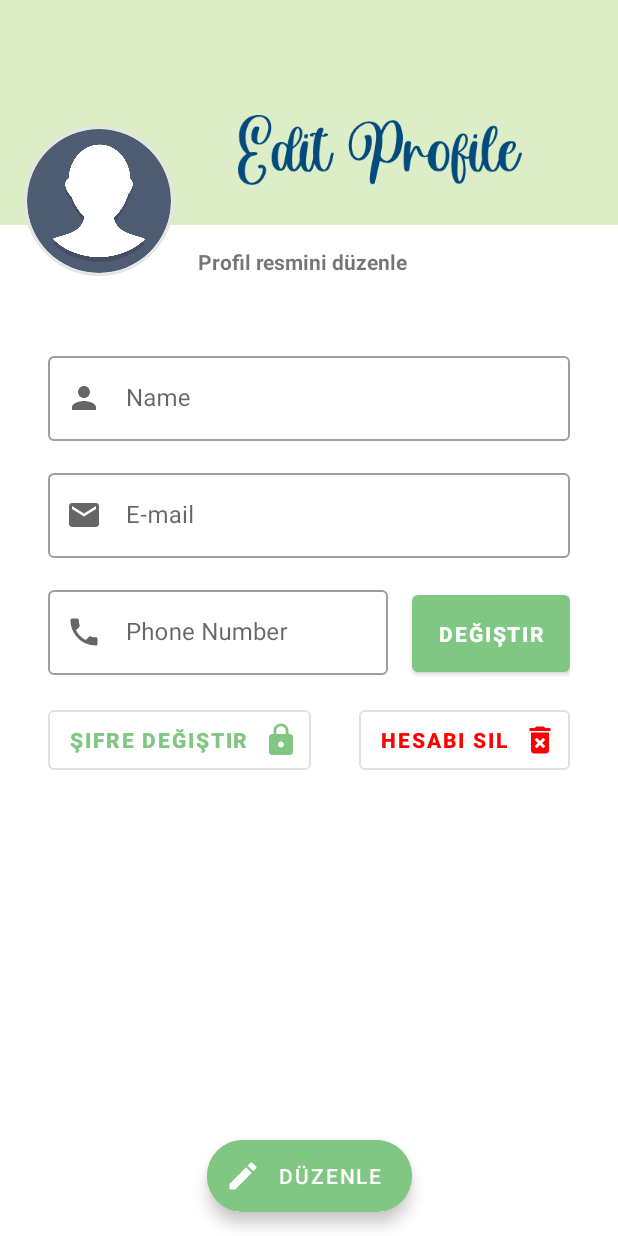
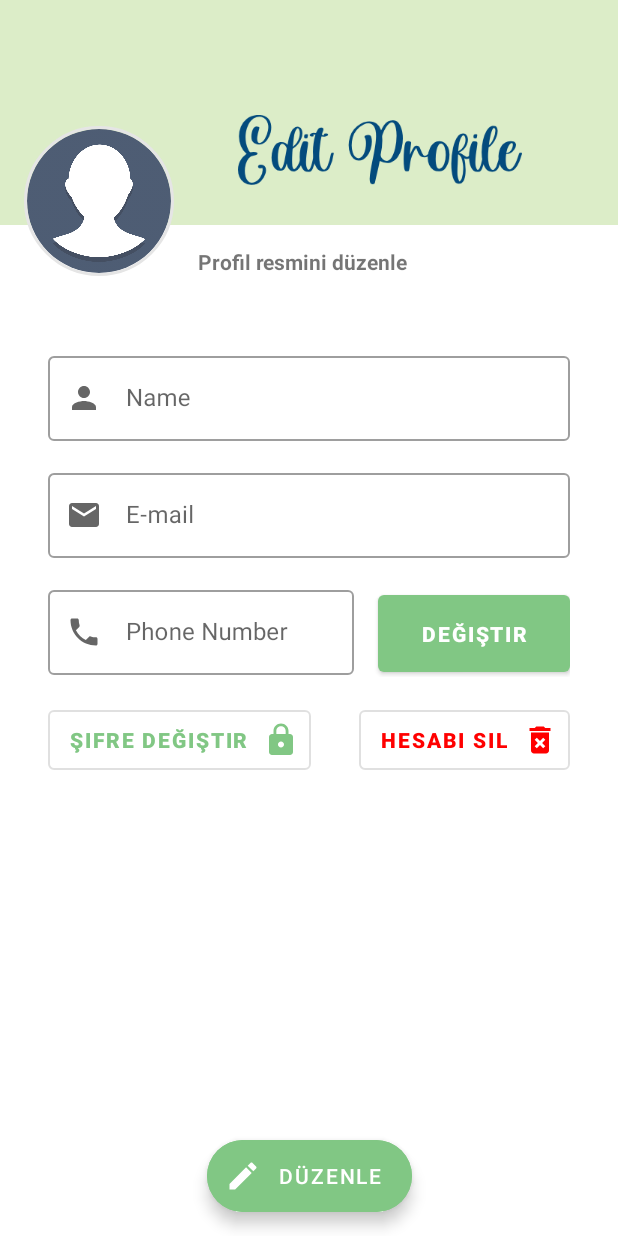
Before and after one commit to fnkaya/android-firebase-etapp, an Android app: the screen it shows after launch once a user with an empty profile is signed in (ProfileActivity), after a tap on "Profile", on a phone screen of 412 x 824 dp. Run offline under Robolectric (Android 15) with nearby library versions, the phone set to English and light mode, and no system bars; our stand-ins replace CircleImageView, Firebase (no records; nobody signed in at launch, a user with empty details on screens opened directly), Picasso, data binding; libraries missing offline, so code that uses them is left out: com.ismaeldivita.chipnavigation; 4 statements that could not run were skipped; 1 other tap on this screen came first.

Commit message:
Profile screen has been modified

```diff
--- a/app/src/main/java/com/gazitf/etapp/main/view/activity/MainActivity.java
+++ b/app/src/main/java/com/gazitf/etapp/main/view/activity/MainActivity.java
@@ -1,5 +1,6 @@
 package com.gazitf.etapp.main.view.activity;
 
+import android.annotation.SuppressLint;
 import android.content.Context;
 import android.content.Intent;
 import android.content.res.Resources;
@@ -166,6 +167,7 @@ public class MainActivity extends BaseActivity implements FirebaseAuth.AuthState
     /*
         Alt menü seçenekleri
      */
+    @SuppressLint("NonConstantResourceId")
     private void setupBottomNavigationMenu() {
         // Activity başladığında seçilecek menu item
         chipNavigationBar.setItemSelected(R.id.menu_item_home, true);
@@ -239,9 +241,7 @@ public class MainActivity extends BaseActivity implements FirebaseAuth.AuthState
         ArrayAdapter<String> arrayAdapter = new ArrayAdapter<>(this, R.layout.dropdown_language_selector_item, languages);
         autoCompleteTextView.setAdapter(arrayAdapter);
 
-        autoCompleteTextView.setOnItemClickListener(new AdapterView.OnItemClickListener() {
-            @Override
-            public void onItemClick(AdapterView<?> parent, View view, int position, long id) {
+        autoCompleteTextView.setOnItemClickListener((parent, view, position, id) -> {
             switch (currentLanguage) {
                 case "tr":
                     changeLocale("en");
@@ -251,7 +251,6 @@ public class MainActivity extends BaseActivity implements FirebaseAuth.AuthState
                     break;
                 default:
                     break;
-                }
             }
         });
     }
--- a/app/src/main/java/com/gazitf/etapp/profile/ProfileActivity.java
+++ b/app/src/main/java/com/gazitf/etapp/profile/ProfileActivity.java
@@ -287,7 +287,8 @@ public class ProfileActivity extends AppCompatActivity implements FirebaseAuth.A
             return;
         }
 
-        viewModel.updatePhoneNumber(getString(R.string.tr_90) + phoneNumber);
+        /*viewModel.updatePhoneNumber(getString(R.string.tr_90) + phoneNumber);*/
+        viewModel.togglePhoneEditMode();
     }
 
     private void showDeleteAccountDialog() {
--- a/app/src/main/res/layout/activity_profile.xml
+++ b/app/src/main/res/layout/activity_profile.xml
@@ -118,7 +118,7 @@
                     android:layout_width="0dp"
                     android:layout_height="wrap_content"
                     android:layout_marginEnd="8dp"
-                    android:layout_weight="2"
+                    android:layout_weight="1.5"
                     android:gravity="center_vertical"
                     android:hint="@string/phone_number"
                     app:prefixText="@string/tr_90"
```
Also changed, not shown: app/src/main/res/layout/fragment_home.xml (+19 -6 lines). Lines whose indentation alone changed are shown as unchanged.
